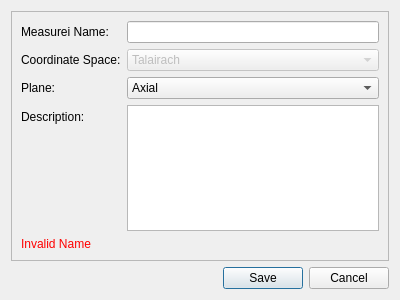
Above: braviz/interaction/qt_guis/new_orthogonal_measure.ui from diego0020/braviz-app before the change. Below: the same form after it.
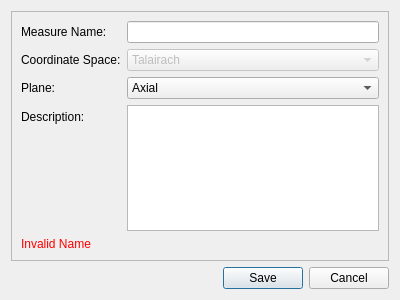
That is the form after the change.

Commit message: measure documentation

What changed in the file:
```diff
--- a/braviz/interaction/qt_guis/new_orthogonal_measure.ui
+++ b/braviz/interaction/qt_guis/new_orthogonal_measure.ui
@@ -32,7 +32,7 @@
       <item row="0" column="0">
        <widget class="QLabel" name="label">
         <property name="text">
-         <string>Measurei Name:</string>
+         <string>Measure Name:</string>
         </property>
         <property name="buddy">
          <cstring>roi_name</cstring>
```
The commit also changes 8 other files.
